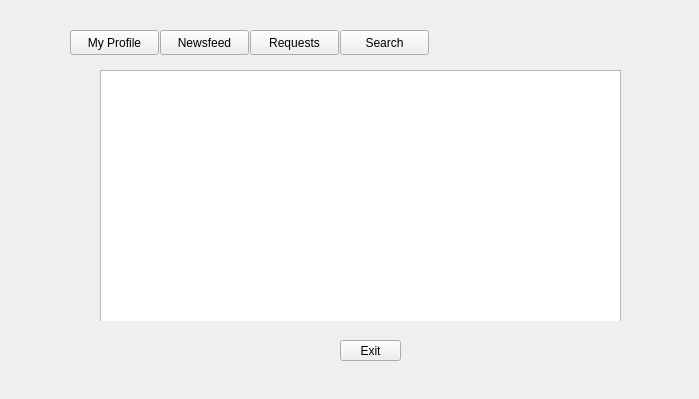
Oschart/PeerGUI, file home.ui: the form before one commit.
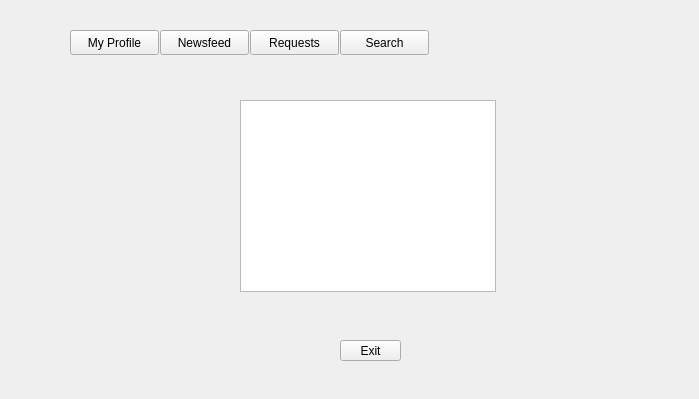
The form after the commit. The open tabs and pages were chosen to show the change.

```diff
--- a/home.ui
+++ b/home.ui
@@ -150,6 +150,18 @@
      </property>
     </widget>
    </widget>
+   <widget class="QWidget" name="page_5">
+    <widget class="QListView" name="listView_3">
+     <property name="geometry">
+      <rect>
+       <x>150</x>
+       <y>40</y>
+       <width>256</width>
+       <height>192</height>
+      </rect>
+     </property>
+    </widget>
+   </widget>
   </widget>
   <widget class="QPushButton" name="pushButton_8">
    <property name="geometry">
```
